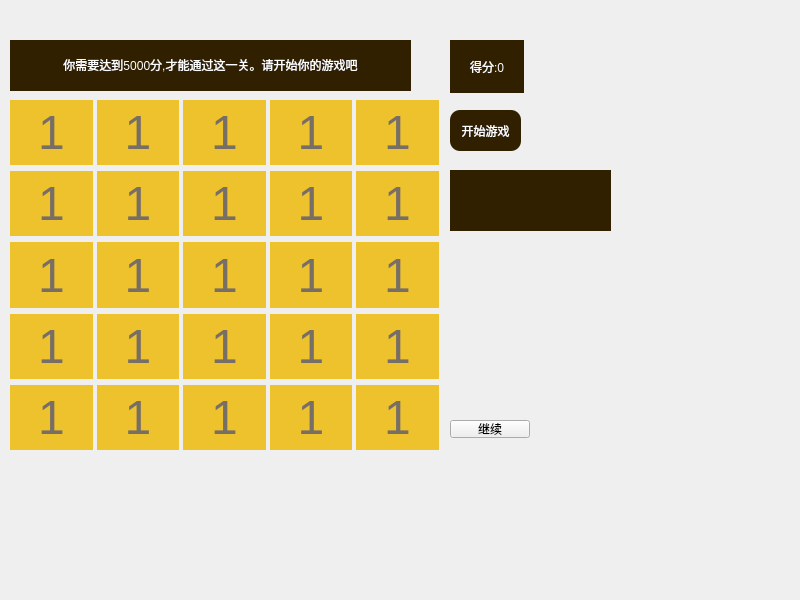
Before: the Qt Designer form game2048.ui in gigoug/-__, drawn with Qt 5.
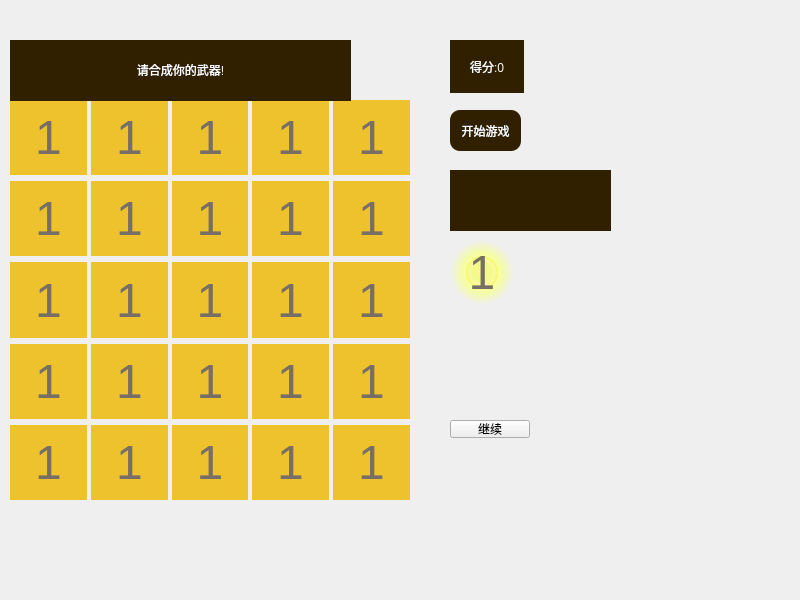
After: the same form once the commit is applied.

Patch:
```diff
--- a/game2048.ui
+++ b/game2048.ui
@@ -21,10 +21,16 @@
     <rect>
      <x>10</x>
      <y>100</y>
-     <width>429</width>
-     <height>350</height>
+     <width>400</width>
+     <height>400</height>
     </rect>
    </property>
+   <property name="maximumSize">
+    <size>
+     <width>16777211</width>
+     <height>16777215</height>
+    </size>
+   </property>
    <layout class="QGridLayout" name="gridLayout">
     <property name="horizontalSpacing">
      <number>4</number>
@@ -882,8 +888,8 @@
     <rect>
      <x>10</x>
      <y>40</y>
-     <width>401</width>
-     <height>51</height>
+     <width>341</width>
+     <height>61</height>
     </rect>
    </property>
    <property name="styleSheet">
@@ -892,7 +898,7 @@
 color:rgb(255, 255, 255)</string>
    </property>
    <property name="text">
-    <string>&lt;html&gt;&lt;head/&gt;&lt;body&gt;&lt;p align=&quot;center&quot;&gt;你需要达到5000分,才能通过这一关。请开始你的游戏吧&lt;/p&gt;&lt;/body&gt;&lt;/html&gt;</string>
+    <string>&lt;html&gt;&lt;head/&gt;&lt;body&gt;&lt;p align=&quot;center&quot;&gt;请合成你的武器!&lt;/p&gt;&lt;/body&gt;&lt;/html&gt;</string>
    </property>
    <property name="textFormat">
     <enum>Qt::AutoText</enum>
@@ -953,6 +959,45 @@
     <string>继续</string>
    </property>
   </widget>
+  <widget class="QLabel" name="win_label">
+   <property name="geometry">
+    <rect>
+     <x>450</x>
+     <y>240</y>
+     <width>64</width>
+     <height>65</height>
+    </rect>
+   </property>
+   <property name="minimumSize">
+    <size>
+     <width>30</width>
+     <height>30</height>
+    </size>
+   </property>
+   <property name="font">
+    <font>
+     <pointsize>-1</pointsize>
+    </font>
+   </property>
+   <property name="contextMenuPolicy">
+    <enum>Qt::DefaultContextMenu</enum>
+   </property>
+   <property name="styleSheet">
+    <string notr="true">background-color:  qradialgradient(spread:pad, cx:0.5, cy:0.5, radius:0.5, fx:0.5, fy:0.5, stop:0 rgba(237, 227, 109, 101), stop:0.1 rgba(255, 249, 112, 186), stop:0.2 rgba(248, 255, 76, 167), stop:0.3 rgba(242, 255, 96, 179), stop:0.4 rgba(255, 247, 154, 232), stop:0.5 rgba(240, 255, 76, 205), stop:0.52 rgba(255, 255, 154, 228), stop:0.6 rgba(246, 255, 149, 220), stop:1 rgba(255, 255, 255, 0)); color: #776E65; font-size: 48px;</string>
+   </property>
+   <property name="frameShape">
+    <enum>QFrame::NoFrame</enum>
+   </property>
+   <property name="frameShadow">
+    <enum>QFrame::Raised</enum>
+   </property>
+   <property name="text">
+    <string>1</string>
+   </property>
+   <property name="alignment">
+    <set>Qt::AlignCenter</set>
+   </property>
+  </widget>
  </widget>
  <resources/>
  <connections/>
```
Left out of the diff: 4 changed lines with no effect on the pictures.
